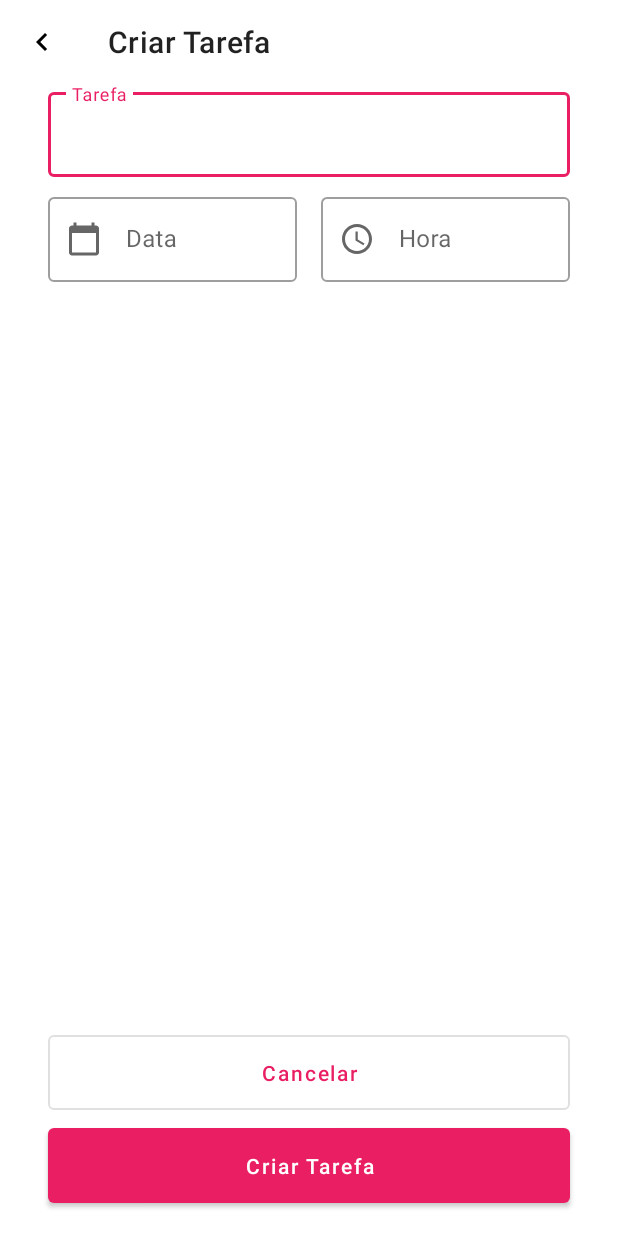
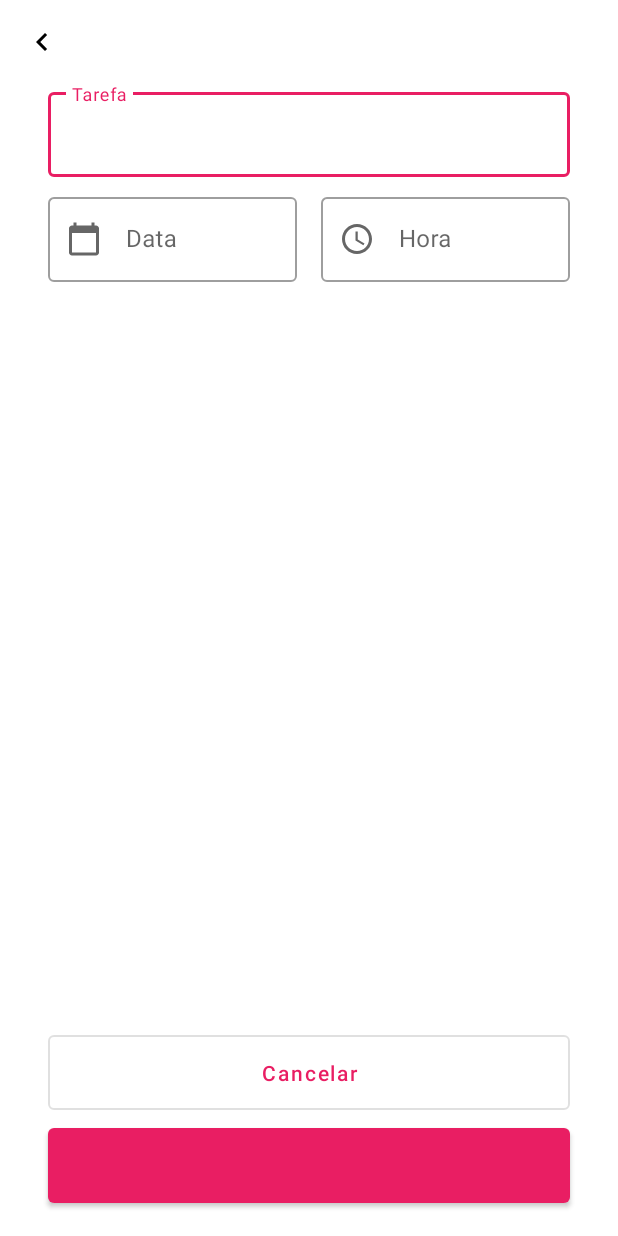
Before and after one commit to evanvidel/todo-list, an Android app: the AddTaskActivity screen opened directly, with no data from a screen before it, on a phone screen of 412 x 824 dp. Run offline under Robolectric (Android 15) with nearby library versions, the phone set to English and light mode, and no system bars.

Commit message:
mudanca de texto no botao e toolbar editar tarefa

```diff
--- a/app/src/main/java/br/com/franco/todolist/adapter/TaskAdapter.kt
+++ b/app/src/main/java/br/com/franco/todolist/adapter/TaskAdapter.kt
@@ -36,10 +36,10 @@ class TaskAdapter : ListAdapter<Task, TaskAdapter.TaskViewHolder>(DiffCallBack()
             binding.cbTitle.text = item.title
             binding.tvDate.text = "${item.date} ${item.hour}"
             binding.cbTitle.isChecked = item.isChecked
-            Log.i("TAG2", "binding")
-            Log.i("TAG2", "marcar texto")
+
             markText(item.isChecked)
             binding.ivEdit.setOnClickListener {
+
                 listenerEdit(item)
             }
             binding.ivDelete.setOnClickListener {
@@ -49,6 +49,7 @@ class TaskAdapter : ListAdapter<Task, TaskAdapter.TaskViewHolder>(DiffCallBack()
             binding.cbTitle.setOnCheckedChangeListener { _, isChecked ->
                 //markText(isChecked)
                 listenerCheck.invoke(isChecked, item)
+
             }
         }
 
--- a/app/src/main/java/br/com/franco/todolist/ui/AddTaskActivity.kt
+++ b/app/src/main/java/br/com/franco/todolist/ui/AddTaskActivity.kt
@@ -1,9 +1,12 @@
 package br.com.franco.todolist.ui
 
 import android.app.Activity
+import android.content.Intent
 import android.graphics.Color
 import android.os.Bundle
+import android.util.Log
 import androidx.appcompat.app.AppCompatActivity
+import br.com.franco.todolist.R
 import br.com.franco.todolist.databinding.ActivityAddTaskBinding
 import br.com.franco.todolist.datasource.FirebaseHelper
 import br.com.franco.todolist.extensions.format
@@ -18,13 +21,21 @@ class AddTaskActivity : AppCompatActivity() {
 
     private lateinit var binding: ActivityAddTaskBinding
 
-
     override fun onCreate(savedInstanceState: Bundle?) {
         super.onCreate(savedInstanceState)
         binding = ActivityAddTaskBinding.inflate(layoutInflater)
         setContentView(binding.root)
 
+        val dados = intent.extras
+        val titulo = dados?.getString("titulo")
+        val botao = dados?.getString("botao")
+        binding.toolbar.title = titulo
+        binding.btnNewTask.text = (botao)
+
         window.statusBarColor = Color.parseColor("#000000")
+        binding.toolbar.setNavigationOnClickListener {
+            startActivity(Intent(this,MainActivity::class.java))
+        }
 
         if (intent.hasExtra(TASK_ID)) {
             val task: Task? = intent.getParcelableExtra(TASK_ID)
@@ -67,7 +78,6 @@ class AddTaskActivity : AppCompatActivity() {
         }
 
         binding.btnNewTask.setOnClickListener {
-
             if (intent.hasExtra(TASK_ID)) {
                 val task: Task? = intent.getParcelableExtra(TASK_ID)
                 task?.let {
@@ -84,7 +94,6 @@ class AddTaskActivity : AppCompatActivity() {
                 }
 
             } else {
-                // TaskDataSource.insertTask(task)
                 val task = Task(
                     title = binding.tilTitle.text,
                     date = binding.tilDate.text,
--- a/app/src/main/res/layout/empty_state.xml
+++ b/app/src/main/res/layout/empty_state.xml
@@ -15,9 +15,10 @@
         android:text="@string/label_sem_tarefa"
         android:textSize="30sp"
         android:textStyle="bold"
+        app:layout_constraintBottom_toBottomOf="parent"
         app:layout_constraintEnd_toEndOf="parent"
         app:layout_constraintStart_toStartOf="parent"
-        tools:layout_editor_absoluteY="133dp"
+        app:layout_constraintTop_toTopOf="parent"
         tools:ignore="MissingConstraints" />
 
 </androidx.constraintlayout.widget.ConstraintLayout>
```
Also changed, not shown: app/src/main/java/br/com/franco/todolist/ui/MainActivity.kt (+10 -7 lines), app/src/main/res/layout/activity_main.xml (+6 -2 lines), app/src/main/res/layout/item_task.xml (+8 -7 lines).
